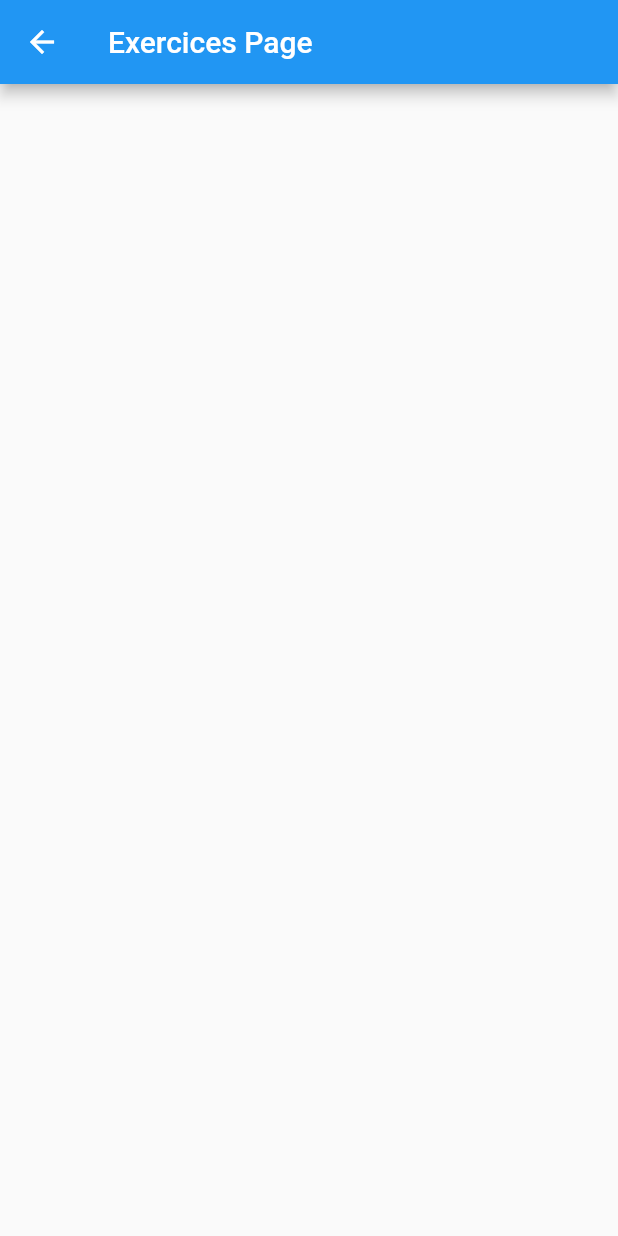
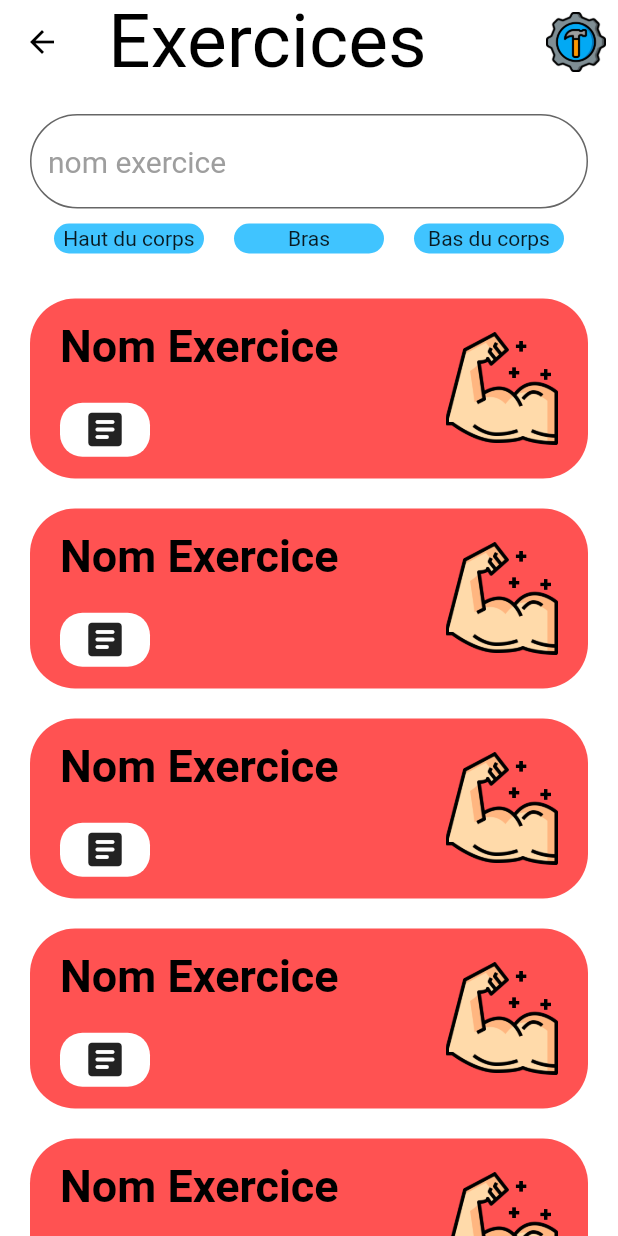
Before and after one commit to maoakeEnterprise/appsportproject, a Flutter app: the ExercicesPage screen opened by its route, on a phone screen of 412 x 824 dp. Run offline on Flutter 3.47's test engine with Material 2 defaults, Android fonts, the phone set to English and light mode, and no system bars.

Commit message:
adding my View UI Desing for the EXERCICEPAGE

```diff
--- a/lib/ui/page/exercicespage.dart
+++ b/lib/ui/page/exercicespage.dart
@@ -1,4 +1,8 @@
 import 'package:flutter/material.dart';
+
+import '../themes/themes.dart';
+import '../widgets/widgetboutonexercice.dart';
+import '../widgets/widgetboutonheaderexercice.dart';
 
 class ExercicesPage extends StatelessWidget {
   const ExercicesPage({Key key}) : super(key: key);
@@ -7,7 +11,66 @@ class ExercicesPage extends StatelessWidget {
   Widget build(BuildContext context) {
     return Scaffold(
       appBar: AppBar(
-        title: const Text("Exercices Page"),
+        title: const Text("Exercices"),
+        actions: [
+          IconButton(onPressed: (){
+
+          },
+              icon: Image.asset("assets/images/engrenages.png",))
+        ],
+      ),
+      backgroundColor: Colors.white,
+      body: Column(
+        children: [
+          const SizedBox(height: 20,),
+          Row(
+            children: [
+              const SizedBox(width: 20,),
+              Flexible(
+                child: TextField(
+                  cursorColor: Colors.black,
+                  decoration: CustomThemes.textFieldStyle,
+                ),
+              ),
+              const SizedBox(width: 20,),
+            ],
+          ),
+          const SizedBox(height: 10,),
+          Row(
+            children: [
+              const SizedBox(width: 20,),
+              Flexible(
+                child: Row(
+                  mainAxisAlignment: MainAxisAlignment.center,
+                    crossAxisAlignment: CrossAxisAlignment.center,
+                    children: [
+                      ButtonHeaderExercice(text: "Haut du corps",),
+                      const SizedBox(width: 20,),
+                      ButtonHeaderExercice(text: "Bras",),
+                      const SizedBox(width: 20,),
+                      ButtonHeaderExercice(text: "Bas du corps",),
+                    ],
+                  )
+              ),
+              const SizedBox(width: 20,),
+            ],
+          ),
+          const SizedBox(height: 10,),
+          Expanded(
+              child: ListView(
+                shrinkWrap: true,
+                scrollDirection: Axis.vertical,
+                children: [
+                  ButtonExercice(),
+                  ButtonExercice(),
+                  ButtonExercice(),
+                  ButtonExercice(),
+                  ButtonExercice(),
+                  SizedBox(height: 20,)
+                ],
+              )
+          ),
+        ],
       ),
     );
   }
--- a/lib/ui/page/homepage.dart
+++ b/lib/ui/page/homepage.dart
@@ -1,7 +1,6 @@
 import 'package:appsportproject/ui/widgets/headermenuelementwidget.dart';
 import 'package:flutter/material.dart';
 import 'package:appsportproject/ui/themes/themes.dart';
-import 'package:test/test.dart';
 
 import '../widgets/itemwidgetprogrammesport.dart';
 
@@ -13,14 +12,14 @@ class HomePage extends StatelessWidget {
     return Scaffold(
       backgroundColor: Colors.white,
       appBar: AppBar(
-        title: Text("Bienvenue", style: CustomThemes.headerAppBarTextStyle,),
+        title: const Text("Bienvenue"),
         elevation: 0,
         backgroundColor: Colors.white,
       ),
       body: Column(
         children: [
-          Container(
-            height: 50,
+          SizedBox(
+            height: 70,
             child: ListView(
               shrinkWrap: true,
               scrollDirection: Axis.horizontal,
--- a/lib/ui/page/rootview.dart
+++ b/lib/ui/page/rootview.dart
@@ -3,6 +3,8 @@ import 'package:appsportproject/ui/page/graphpage.dart';
 import 'package:appsportproject/ui/page/homepage.dart';
 import 'package:flutter/material.dart';
 import 'package:appsportproject/ui/page/settingspage.dart';
+
+import '../themes/themes.dart';
 
 class RootView extends StatelessWidget {
   const RootView({Key key}) : super(key: key);
@@ -10,6 +12,8 @@ class RootView extends StatelessWidget {
   @override
   Widget build(BuildContext context) {
     return MaterialApp(
+      title: 'AppSport',
+      theme: CustomThemes.themeData,
       routes: {
         "/" :  (context)=>const HomePage(),
         "settings": (context)=>const SettingsPage(),
--- a/lib/ui/themes/themes.dart
+++ b/lib/ui/themes/themes.dart
@@ -1,7 +1,41 @@
+import 'dart:ui';
+
 import 'package:flutter/material.dart';
 
 class CustomThemes{
 
-  static TextStyle headerAppBarTextStyle = const TextStyle(fontSize: 30, color: Colors.black);
+  static TextStyle headerAppBarTextStyle = const TextStyle(fontSize: 50, color: Colors.black);
   static TextStyle secondTypeTitle = const TextStyle(fontSize: 25, color: Colors.black, fontWeight: FontWeight.bold);
+
+  static TextStyle widgetName = const TextStyle(fontSize: 30, color: Colors.black, fontWeight: FontWeight.bold);
+  static TextStyle descriptifTitle = const TextStyle(fontSize: 20, color: Colors.white38, fontWeight: FontWeight.bold);
+
+  static TextStyle howManyTimesTitle = const TextStyle(fontSize: 15, color: Colors.black, fontWeight: FontWeight.bold);
+
+  static InputDecoration textFieldStyle = InputDecoration(
+      hintText: "nom exercice",
+    hintStyle: const TextStyle(color: Colors.grey,fontSize: 20),
+    fillColor: Colors.white,
+    filled: true,
+    border: OutlineInputBorder(
+      borderSide: const BorderSide(
+        width: 1,
+        color: Colors.black,
+      ),
+      borderRadius: BorderRadius.circular(50)
+    )
+  );
+
+  static ThemeData themeData = ThemeData(
+    appBarTheme: const AppBarTheme(
+      backgroundColor: Colors.white,
+      elevation: 0,
+      titleTextStyle: TextStyle(fontSize: 50, color: Colors.black),
+      iconTheme: IconThemeData(color: Colors.black),
+      actionsIconTheme: IconThemeData(
+        size: 40
+      )
+    )
+  );
+
 }
--- a/lib/ui/widgets/headermenuelementwidget.dart
+++ b/lib/ui/widgets/headermenuelementwidget.dart
@@ -12,7 +12,7 @@ class BoutonMenuHomePage extends StatelessWidget {
     return InkWell(
       borderRadius: BorderRadius.circular(15),
       child: Container(
-          width: 50,
+          width: 70,
           decoration: BoxDecoration(
             borderRadius: BorderRadius.circular(15),
             color: Colors.cyanAccent.withAlpha(60),
--- a/lib/ui/widgets/itemwidgetprogrammesport.dart
+++ b/lib/ui/widgets/itemwidgetprogrammesport.dart
@@ -1,4 +1,6 @@
 import 'package:flutter/material.dart';
+
+import '../themes/themes.dart';
 
 class ItemWidgetTrainings extends StatelessWidget {
   Color color;
@@ -16,6 +18,45 @@ class ItemWidgetTrainings extends StatelessWidget {
             borderRadius: BorderRadius.circular(15),
             color: color.withAlpha(60),
           ),
+          child: Column(
+            mainAxisAlignment: MainAxisAlignment.start,
+            children: [
+              const SizedBox(height: 30,),
+              Row(
+
+                children: [
+                  const SizedBox(width: 20,),
+                  SizedBox(
+                    width: 200,
+                      child: Text("NOM DU PROGRAMME",style: CustomThemes.widgetName,)),
+                  const SizedBox(width: 23,),
+                  const Image(image: AssetImage("assets/images/muscle.png"), width: 100,height: 100,)
+
+                ],
+              ),
+              const SizedBox(height: 30,),
+              Row(
+                children: [
+                  const SizedBox(width: 30,),
+                  Container(
+                    width: 130,
+                    height: 40,
+
+                    decoration: BoxDecoration(
+                      borderRadius: BorderRadius.circular(15),
+                      color: Colors.white,
+                    ),
+                    child: Row(
+                      children: [
+                        const Icon(Icons.arrow_right, size: 40,),
+                        Text("50 min",style: CustomThemes.howManyTimesTitle,),
+                      ],
+                    ),
+                  ),
+                ],
+              )
+            ],
+          ),
         ),
         onTap: (){
 
--- /dev/null
+++ b/lib/ui/widgets/widgetboutonexercice.dart
@@ -0,0 +1,60 @@
+import 'package:flutter/material.dart';
+
+import '../themes/themes.dart';
+
+class ButtonExercice extends StatelessWidget {
+  const ButtonExercice({Key key}) : super(key: key);
+
+  @override
+  Widget build(BuildContext context) {
+    return Padding(
+      padding: const EdgeInsets.only(left: 20,right: 20,top: 20),
+      child: InkWell(
+        borderRadius: BorderRadius.circular(30),
+        child: Container(
+          height: 120,
+          decoration: BoxDecoration(
+            borderRadius: BorderRadius.circular(30),
+            color: Colors.redAccent,
+          ),
+          child: Row(
+            mainAxisAlignment: MainAxisAlignment.spaceBetween,
+            children: [
+              Row(
+                children: [
+                  SizedBox(width: 20,),
+                  Column(
+                    mainAxisAlignment: MainAxisAlignment.center,
+                    crossAxisAlignment: CrossAxisAlignment.start,
+                    children: [
+                      Text("Nom Exercice",style: CustomThemes.widgetName,),
+                      const SizedBox(height: 20,),
+                      Container(
+                        width: 60,
+                        height: 36,
+                        decoration: BoxDecoration(
+                          borderRadius: BorderRadius.circular(15),
+                          color: Colors.white
+                        ),
+                        child: const Icon(Icons.article_rounded,size: 30,),
+                      )
+                    ],
+                  ),
+                ],
+              ),
+              Row(
+                children: const [
+                  Image(image: AssetImage("assets/images/muscle.png",),width: 75,height: 75,),
+                  SizedBox(width: 20,)
+                ],
+              )
+            ],
+          ),
+        ),
+        onTap: (){
+
+        },
+      ),
+    );
+  }
+}
--- /dev/null
+++ b/lib/ui/widgets/widgetboutonheaderexercice.dart
@@ -0,0 +1,26 @@
+import 'package:flutter/material.dart';
+
+class ButtonHeaderExercice extends StatelessWidget {
+  String text;
+
+  ButtonHeaderExercice({Key key,this.text}) : super(key: key);
+
+  @override
+  Widget build(BuildContext context) {
+    return InkWell(
+      borderRadius: BorderRadius.circular(20),
+      child: Container(
+        width: 100,
+          height: 20,
+          decoration: BoxDecoration(
+            color: Colors.lightBlueAccent,
+            borderRadius: BorderRadius.circular(20)
+          ),
+          child: Center(child: Text(text,textAlign: TextAlign.center,))
+      ),
+      onTap: (){
+
+      },
+    );
+  }
+}
```
Also changed, not shown: assets/images/boutonmodifier.png (added), assets/images/dos.png (added), assets/images/jambe.png (added), assets/images/muscle.png (added), assets/images/pectoraux.png (added), assets/images/poubelle.png (added), assets/images/stylomodifier.png (added), assets/images/triceps.png (added).
